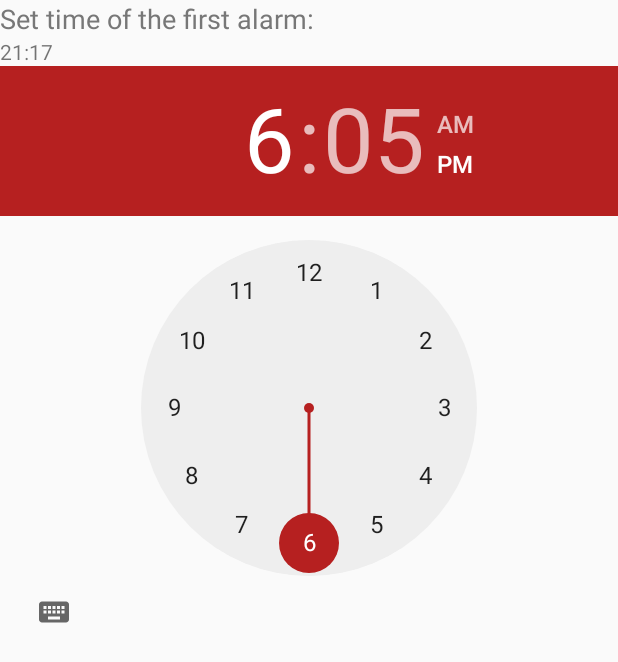
After one commit to anshmidt/multialarm, an Android app: the layout dialog_first_alarm_time.xml on its own in the app's theme, with its tools: preview values and no code run, on a phone screen of 412 x 824 dp. The commit adds this screen. Shown: the top 662 px of the screen. Run offline under Robolectric (Android 15) with nearby library versions, the phone set to English and light mode, and no system bars.

Commit message:
Added dialog for first alarm time

```diff
--- a/app/src/main/java/com/anshmidt/multialarm/view/TextViewFormatter.kt
+++ b/app/src/main/java/com/anshmidt/multialarm/view/helpers/TextViewFormatter.kt
@@ -1,4 +1,4 @@
-package com.anshmidt.multialarm.view
+package com.anshmidt.multialarm.view.helpers
 
 import android.text.Spannable
 import android.text.SpannableString
--- a/app/src/main/java/com/anshmidt/multialarm/viewmodel/IMainViewModel.kt
+++ b/app/src/main/java/com/anshmidt/multialarm/viewmodel/IMainViewModel.kt
@@ -3,7 +3,6 @@ package com.anshmidt.multialarm.viewmodel
 import com.anshmidt.multialarm.data.AlarmSettings
 
 interface IMainViewModel {
-    fun onViewCreated()
 
     fun getFirstAlarmTimeDisplayable(): String
 
--- /dev/null
+++ b/app/src/main/res/layout/dialog_first_alarm_time.xml
@@ -0,0 +1,35 @@
+<?xml version="1.0" encoding="utf-8"?>
+<androidx.constraintlayout.widget.ConstraintLayout xmlns:android="http://schemas.android.com/apk/res/android"
+    android:layout_width="match_parent"
+    android:layout_height="match_parent"
+    xmlns:app="http://schemas.android.com/apk/res-auto"
+    xmlns:tools="http://schemas.android.com/tools">
+
+    <TextView
+        android:id="@+id/textview_title_firstalarmdialog"
+        android:layout_width="wrap_content"
+        android:layout_height="wrap_content"
+        android:textSize="18sp"
+        android:textColor="@color/mainTextColor"
+        android:text="@string/timepicker_dialog_title"
+        app:layout_constraintStart_toStartOf="parent"
+        app:layout_constraintTop_toTopOf="parent"/>
+
+    <TextView
+        android:id="@+id/textview_timeleft_firstalarmdialog"
+        android:layout_width="wrap_content"
+        android:layout_height="wrap_content"
+        app:layout_constraintStart_toStartOf="parent"
+        app:layout_constraintTop_toBottomOf="@id/textview_title_firstalarmdialog"
+        tools:text="21:17"/>
+
+    <TimePicker
+        android:id="@+id/timepicker_firstalarmdialog"
+        android:layout_width="wrap_content"
+        android:layout_height="wrap_content"
+        app:layout_constraintStart_toStartOf="parent"
+        app:layout_constraintTop_toBottomOf="@id/textview_timeleft_firstalarmdialog"/>
+
+
+
+</androidx.constraintlayout.widget.ConstraintLayout>
--- a/app/src/main/res/layout/dialog_interval.xml
+++ b/app/src/main/res/layout/dialog_interval.xml
@@ -23,7 +23,7 @@
         app:layout_constraintTop_toTopOf="parent"
         android:layout_marginTop="10dp"
         android:textSize="18sp"
-        android:textColor="@color/mainTextcolor"
+        android:textColor="@color/mainTextColor"
         />
 
     <EditText
@@ -34,7 +34,7 @@
         android:inputType="number"
         android:maxLength="4"
         android:textSize="40sp"
-        android:textColor="@color/mainTextcolor"
+        android:textColor="@color/mainTextColor"
         android:layout_margin="10dp"
         style="@style/Widget.AppCompat.EditText"
         tools:layout_constraintTop_creator="1"
@@ -54,7 +54,7 @@
         android:layout_margin="10dp"
         android:text="@string/all_minutes"
         android:textSize="20sp"
-        android:textColor="@color/mainTextcolor"
+        android:textColor="@color/mainTextColor"
         android:layout_marginStart="25dp"
         app:layout_constraintBaseline_toBaselineOf="@+id/edittext_intervaldialog"
         tools:layout_constraintBaseline_creator="1"
--- a/app/src/main/res/layout/dialog_number_of_alarms.xml
+++ b/app/src/main/res/layout/dialog_number_of_alarms.xml
@@ -23,7 +23,7 @@
         app:layout_constraintTop_toTopOf="parent"
         android:layout_marginTop="10dp"
         android:textSize="18sp"
-        android:textColor="@color/mainTextcolor"
+        android:textColor="@color/mainTextColor"
         />
 
     <EditText
@@ -34,7 +34,7 @@
         android:inputType="number"
         android:maxLength="4"
         android:textSize="40sp"
-        android:textColor="@color/mainTextcolor"
+        android:textColor="@color/mainTextColor"
         android:layout_margin="10dp"
         style="@style/Widget.AppCompat.EditText"
         tools:layout_constraintTop_creator="1"
--- a/app/src/main/res/layout/partial_timepicker_dialog_title.xml
+++ b/app/src/main/res/layout/partial_timepicker_dialog_title.xml
@@ -14,7 +14,7 @@
         android:paddingTop="10dp"
         android:paddingBottom="10dp"
         android:textSize="18sp"
-        android:textColor="@color/mainTextcolor"
+        android:textColor="@color/mainTextColor"
         android:gravity="left"
         android:text="@string/timepicker_dialog_title"
         />
--- a/app/src/main/res/values/colors.xml
+++ b/app/src/main/res/values/colors.xml
@@ -5,8 +5,8 @@
     <color name="launcherIcon">#f73f38</color>
     <color name="dismissActivityTextcolor">#ffffff</color>
     <color name="dismissActivityBackground">#000000</color>
-    <color name="mainTextcolor">#777777</color>
+    <color name="mainTextColor">#777777</color>
     <color name="mainBackground">#ffffff</color>
     <color name="mainDisabledTextcolor">#aaaaaa</color>
-    <color name="divider">@color/mainTextcolor</color>
+    <color name="divider">@color/mainTextColor</color>
 </resources>
--- a/app/src/main/res/values/strings.xml
+++ b/app/src/main/res/values/strings.xml
@@ -22,10 +22,8 @@
     <string name="dismiss_alarm_notification_body">You\'ve set an alarm to %1$s</string>
     <string name="dismiss_alarm_notification_dismiss_button_title">Dismiss</string>
 
-    <string name="interval_dialog_ok_button_name">OK</string>
-    <string name="interval_dialog_cancel_button_name">Cancel</string>
-    <string name="number_of_alarms_dialog_ok_button_name">OK</string>
-    <string name="number_of_alarms_dialog_cancel_button_name">Cancel</string>
+    <string name="dialog_ok_button_name">OK</string>
+    <string name="dialog_cancel_button_name">Cancel</string>
 
 
     <plurals name="main_number_of_alarms">
```
Also changed, not shown: app/build.gradle (+10 -0 lines), app/src/main/java/com/anshmidt/multialarm/view/FirstAlarmTimeDialogFragment.kt (added, +45 -0 lines), app/src/main/java/com/anshmidt/multialarm/view/MainActivity.kt (+11 -1 lines), app/src/main/java/com/anshmidt/multialarm/viewmodel/MainViewModel.kt (+5 -4 lines), app/src/main/res/layout/activity_main.xml (+4 -3 lines).
